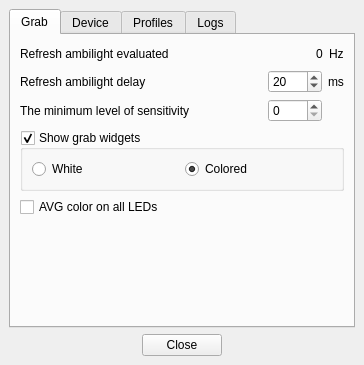
Old version of the form Software/src/mainwindow.ui in the repository Atarity/Lightpack.
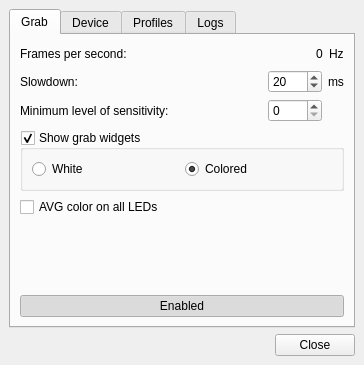
New version of the form. Icons and pictures are not drawn.

Commit message: Software: added to Grab tab button On/Off for duplication tray double click functionality; rename "Refresh ambilight evaluated" to "Frames per second"; rename "Refresh ambilight delay" to "Slowdown";

Patch:
```diff
--- a/Software/src/mainwindow.ui
+++ b/Software/src/mainwindow.ui
@@ -53,7 +53,7 @@
              </font>
             </property>
             <property name="text">
-             <string>Refresh ambilight evaluated</string>
+             <string>Frames per second:</string>
             </property>
            </widget>
           </item>
@@ -113,7 +113,7 @@
              </font>
             </property>
             <property name="text">
-             <string>The minimum level of sensitivity</string>
+             <string>Minimum level of sensitivity:</string>
             </property>
            </widget>
           </item>
@@ -139,7 +139,7 @@
              </font>
             </property>
             <property name="text">
-             <string>Refresh ambilight delay</string>
+             <string>Slowdown:</string>
             </property>
            </widget>
           </item>
@@ -235,6 +235,32 @@
           </property>
          </spacer>
         </item>
+        <item>
+         <widget class="QPushButton" name="pushButton_GrabOnOff">
+          <property name="focusPolicy">
+           <enum>Qt::TabFocus</enum>
+          </property>
+          <property name="text">
+           <string>Enabled</string>
+          </property>
+          <property name="icon">
+           <iconset resource="../res/LightpackResources.qrc">
+            <normaloff>:/icons/on.png</normaloff>:/icons/on.png</iconset>
+          </property>
+          <property name="checkable">
+           <bool>true</bool>
+          </property>
+          <property name="checked">
+           <bool>true</bool>
+          </property>
+          <property name="default">
+           <bool>false</bool>
+          </property>
+          <property name="flat">
+           <bool>true</bool>
+          </property>
+         </widget>
+        </item>
        </layout>
       </widget>
       <widget class="QWidget" name="tabHardwareOptions">
@@ -635,21 +661,11 @@
         <property name="text">
          <string>Close</string>
         </property>
+        <property name="flat">
+         <bool>false</bool>
+        </property>
        </widget>
       </item>
-      <item>
-       <spacer name="horizontalSpacer_3">
-        <property name="orientation">
-         <enum>Qt::Horizontal</enum>
-        </property>
-        <property name="sizeHint" stdset="0">
-         <size>
-          <width>37</width>
-          <height>17</height>
-         </size>
-        </property>
-       </spacer>
-      </item>
      </layout>
     </item>
    </layout>
```
Left out of the diff: 1 changed line with no effect on the pictures. The commit also changes 4 other files.
